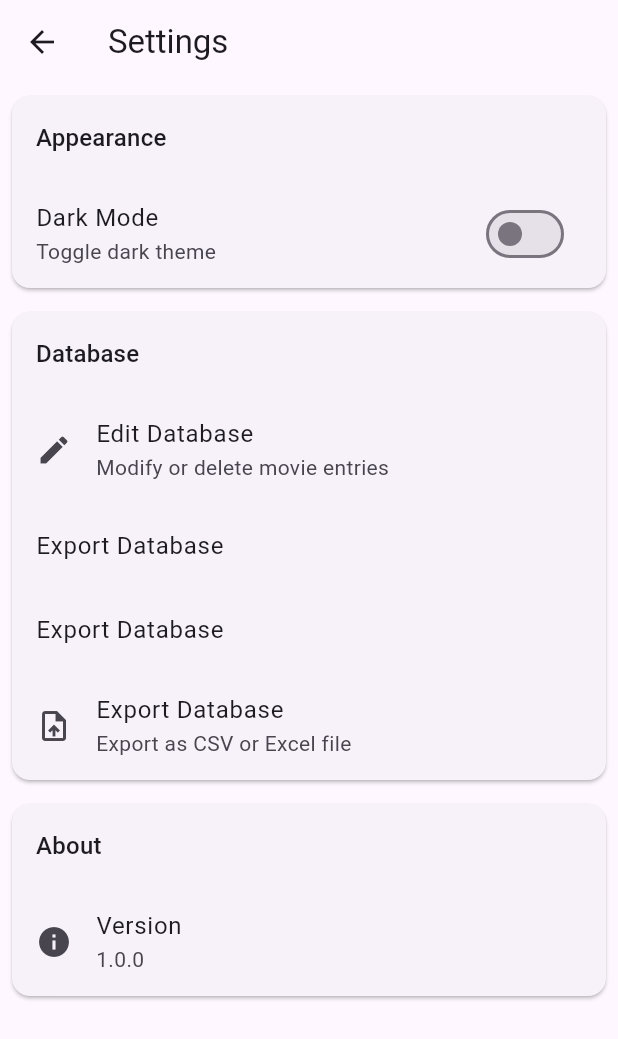
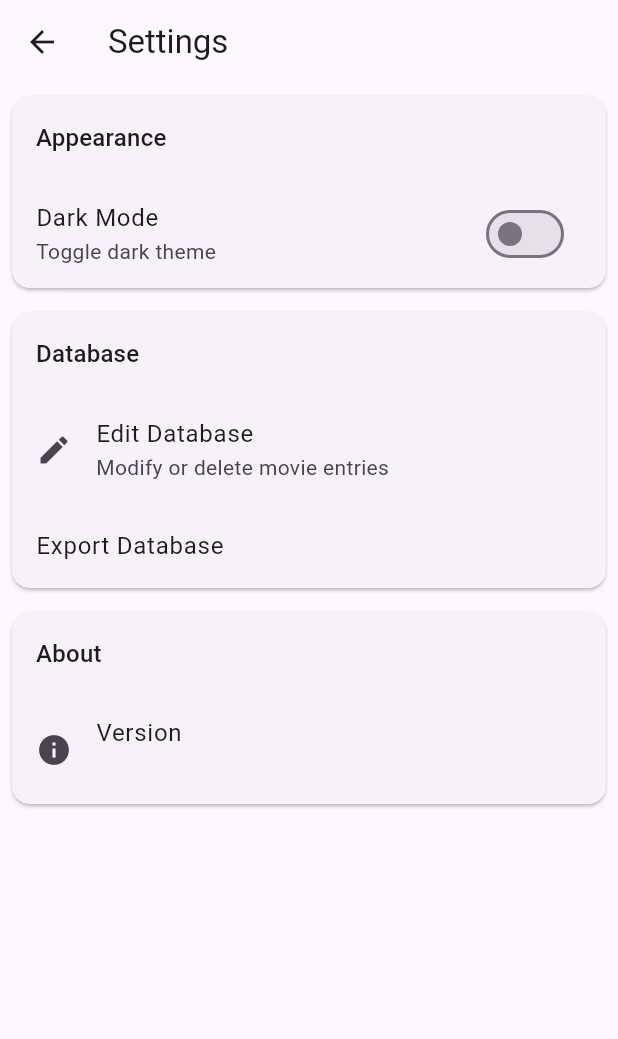
Before and after one commit to S-Kathirvel/LogIt_All, a Flutter app: the SettingsPage screen opened directly with empty values, on a phone screen of 412 x 824 dp. Shown: the top 1039 px of the screen. Run offline on Flutter 3.47's test engine with Material 3 defaults, Android fonts, the phone set to English and light mode, and no system bars; our stand-ins replace csv, permission_handler, shared_preferences, sqflite; missing offline and left inert: excel; accounts and stored records are empty.

Commit message:
Fixed the 3 export options on settings and also the proper version of app in the about section

```diff
--- a/lib/WatchedMovieLog/settings_page.dart
+++ b/lib/WatchedMovieLog/settings_page.dart
@@ -237,23 +237,6 @@ class _SettingsPageState extends State<SettingsPage> {
                     );
                   },
                 ),
-                ListTile(
-                  title: Text('Export Database'),
-                  onTap: () {
-                    Navigator.push(
-                      context,
-                      MaterialPageRoute(
-                        builder: (context) => ExportDatabasePage(database: widget.database),
-                      ),
-                    );
-                  },
-                ),
-                ListTile(
-                  leading: Icon(Icons.upload_file),
-                  title: Text('Export Database'),
-                  subtitle: Text('Export as CSV or Excel file'),
-                  onTap: _showExportDialog,
-                ),
               ],
             ),
           ),
@@ -272,7 +255,7 @@ class _SettingsPageState extends State<SettingsPage> {
                 ListTile(
                   leading: Icon(Icons.info),
                   title: Text('Version'),
-                  subtitle: Text('1.0.0'),
+                  subtitle: Text(packageInfo.version),
                 ),
               ],
             ),
```
